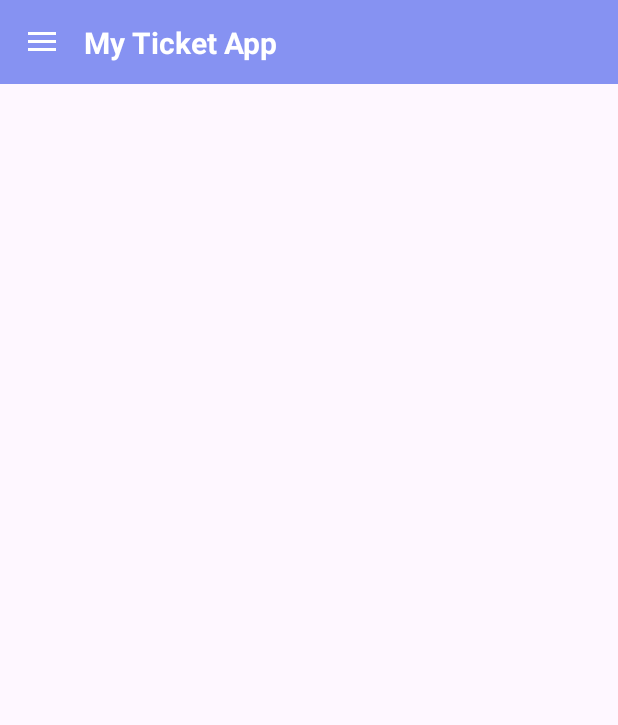
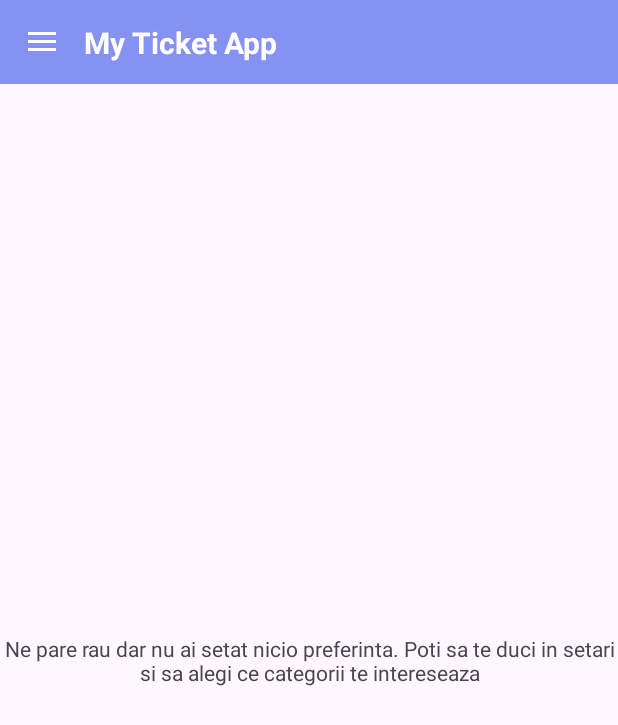
Before and after one commit to miharotaru/MyTicketApp, an Android app: the screen it shows after launch once a user with an empty profile is signed in (DashboardActivity), in the side drawer, after a tap on "My Tickets", on a phone screen of 412 x 824 dp. Shown: the top 725 px of the screen. Run offline under Robolectric (Android 15) with nearby library versions, the phone set to English and light mode, and no system bars; our stand-ins replace Firebase (no records; nobody signed in at launch, a user with empty details on screens opened directly), navigation-ui.

Commit message:
iimplemented FavoriteTicketsFragment

```diff
--- a/MyApplication/app/src/main/java/com/example/myapplication/DashboardActivity.kt
+++ b/MyApplication/app/src/main/java/com/example/myapplication/DashboardActivity.kt
@@ -5,8 +5,10 @@ import android.content.Intent
 import androidx.appcompat.app.AppCompatActivity
 import android.os.Bundle
 import android.text.Layout
+import android.util.Log
 import android.view.LayoutInflater
 import android.view.MenuItem
+import android.view.View
 import android.widget.TextView
 import android.widget.Toast
 import androidx.appcompat.app.ActionBarDrawerToggle
@@ -16,20 +18,30 @@ import androidx.core.view.GravityCompat
 import androidx.drawerlayout.widget.DrawerLayout
 import androidx.fragment.app.Fragment
 import androidx.fragment.app.FragmentTransaction
+import com.example.myapplication.classes.Ticket
+import com.example.myapplication.classes.User
 import com.example.myapplication.fragments.CalendarFragment
+import com.example.myapplication.fragments.FavoriteTicketsFragment
 import com.example.myapplication.fragments.HomeFragment
 import com.example.myapplication.fragments.SettingFragment
 import com.google.android.material.navigation.NavigationView
 import com.google.firebase.Firebase
 import com.google.firebase.auth.FirebaseAuth
 import com.google.firebase.auth.auth
+import com.google.firebase.firestore.DocumentChange
+import com.google.firebase.firestore.EventListener
+import com.google.firebase.firestore.FirebaseFirestore
+import com.google.firebase.firestore.FirebaseFirestoreException
+import com.google.firebase.firestore.QuerySnapshot
 
 
 class DashboardActivity : AppCompatActivity() ,NavigationView.OnNavigationItemSelectedListener{
 
     private lateinit var drawerLayout: DrawerLayout
     private lateinit var auth: FirebaseAuth
+    private lateinit var database: FirebaseFirestore
     private lateinit var navigationView: NavigationView
+    private var userList: ArrayList<User>? = ArrayList()
     override fun onCreate(savedInstanceState: Bundle?) {
         super.onCreate(savedInstanceState)
         setContentView(R.layout.activity_dashboard)
@@ -55,33 +67,59 @@ class DashboardActivity : AppCompatActivity() ,NavigationView.OnNavigationItemSe
 
         navigationView.setNavigationItemSelectedListener(this)
 
-//        navigationView.menu.clear()
-//        // Inflarea layout-ului my_textview_layout.xml
-//        val inflater = LayoutInflater.from(this)
-//        val navHeader = inflater.inflate(R.layout.nav_header, null)
-//
-//
-//        val layout = navHeader.findViewById<Layout>(R.id.nav_view)
-//
-//        // Setarea TextView-ului ca conținut al activității curente
-//        val fullNameUser = navHeader.findViewById<TextView>(R.id.nav_header_profilname)
-//        val email = navHeader.findViewById<TextView>(R.id.nav_header_profilemail)
-//
-//        val sharedPreferences = getSharedPreferences("my_preferences", Context.MODE_PRIVATE)
-//
-//        email.setText(sharedPreferences.getString("email_user_key", "valoare_default"))
-//        //navigationView.removeHeaderView(navHeader)
-//        //navigationView.addHeaderView(navHeader)
+        getDataFirebase()
 
 
 
     }
 
+    private fun getDataFirebase() {
+        database = FirebaseFirestore.getInstance()
+        database.collection("user").addSnapshotListener(object : EventListener<QuerySnapshot> {
+
+            override fun onEvent(value: QuerySnapshot?, error: FirebaseFirestoreException?) {
+                if (error != null) {
+                    Log.e("Firestore error", error.message.toString())
+                    return
+                }
+                for (dc: DocumentChange in value?.documentChanges!!) {
+                    if (dc.type == DocumentChange.Type.ADDED) {
+                        userList?.add(dc.document.toObject(User::class.java))
+                    }
+                    Log.d("Firestore error", userList?.size.toString())
+                }
+
+                setNameAndEmailUser()
+            }
+
+        }
+
+        )
+    }
+
+    private fun setNameAndEmailUser() {
+      val headerView: View = navigationView.getHeaderView(0) // index 0 pentru primul header (dacă ai mai multe)
+        val emailTextView: TextView = headerView.findViewById(R.id.emailTextViewId) // înlocuiește cu id-ul real
+        val nameTextView: TextView = headerView.findViewById(R.id.nameTextViewId) // înlocuiește cu id-ul real
+
+        val sharedPreferences = getSharedPreferences("my_preferences", Context.MODE_PRIVATE)
+
+        // Setează textul pentru TextView-urile de email și nume
+        emailTextView.setText(sharedPreferences.getString("email_user_key", "valoare_default"))
+
+        for (user in userList!!) {
+            if (user.email == emailTextView.text) {
+                nameTextView.text ="${user.firstname} ${user.lastname}"
+            }
+        }
+
+    }
+
+
     private fun replaceFragment(fragment: Fragment) {
         val transaction: FragmentTransaction=supportFragmentManager.beginTransaction()
         transaction.replace(R.id.fragment_container_main_drawer2,fragment)
         transaction.commit()
-
     }
 
     override fun onNavigationItemSelected(item: MenuItem): Boolean {
@@ -90,7 +128,7 @@ class DashboardActivity : AppCompatActivity() ,NavigationView.OnNavigationItemSe
                 replaceFragment(HomeFragment())
             }
             R.id.nav_setting->replaceFragment(SettingFragment())
-            //R.id.nav_popular->replaceFragment()
+            R.id.nav_popular->replaceFragment(FavoriteTicketsFragment())
             R.id.nav_calendar->replaceFragment(CalendarFragment())
             R.id.nav_log_out->{
                 auth.signOut()
--- a/MyApplication/app/src/main/java/com/example/myapplication/classes/Ticket.kt
+++ b/MyApplication/app/src/main/java/com/example/myapplication/classes/Ticket.kt
@@ -15,4 +15,5 @@ data class Ticket (
     var priceCategoryTwo: Int=-1,
     var priceCategoryThree: Int=-1,
     var priceCategoryVIP: Int=-1,
+    var category: String="",
 )
--- /dev/null
+++ b/MyApplication/app/src/main/java/com/example/myapplication/fragments/FavoriteTicketsFragment.kt
@@ -0,0 +1,149 @@
+package com.example.myapplication.fragments
+
+import android.content.Context
+import android.os.Bundle
+import android.util.Log
+import androidx.fragment.app.Fragment
+import android.view.LayoutInflater
+import android.view.View
+import android.view.ViewGroup
+import androidx.recyclerview.widget.LinearLayoutManager
+import com.example.myapplication.R
+import com.example.myapplication.adapter.TicketAdapter
+import com.example.myapplication.classes.Ticket
+import com.example.myapplication.classes.User
+import com.example.myapplication.databinding.FragmentFavoriteTicketsBinding
+import com.example.myapplication.interfaces.OnClickListener
+import com.google.firebase.firestore.DocumentChange
+import com.google.firebase.firestore.EventListener
+import com.google.firebase.firestore.FirebaseFirestore
+import com.google.firebase.firestore.FirebaseFirestoreException
+import com.google.firebase.firestore.QuerySnapshot
+
+class FavoriteTicketsFragment : Fragment(), OnClickListener {
+
+
+    private lateinit var binding: FragmentFavoriteTicketsBinding
+    private lateinit var database: FirebaseFirestore
+    private var userList: ArrayList<User>? = ArrayList()
+    var ticketList: ArrayList<Ticket>? = ArrayList()
+    var userTicketList: ArrayList<Ticket>? = ArrayList()
+    var userPreferences: ArrayList<String>? = ArrayList()
+    var dummy: ArrayList<String>? = ArrayList()
+    private lateinit var adapter: TicketAdapter
+    override fun onCreateView(
+        inflater: LayoutInflater, container: ViewGroup?,
+        savedInstanceState: Bundle?
+    ): View {
+        // Inflate the layout for this fragment
+        binding = FragmentFavoriteTicketsBinding.inflate(inflater, container, false)
+        return binding.root
+    }
+
+    override fun onViewCreated(view: View, savedInstanceState: Bundle?) {
+        super.onViewCreated(view, savedInstanceState)
+        getTicketFirebase()
+
+    }
+
+    private fun getTicketFirebase() {
+        database = FirebaseFirestore.getInstance()
+        database.collection("tickets").addSnapshotListener(object : EventListener<QuerySnapshot> {
+
+            override fun onEvent(value: QuerySnapshot?, error: FirebaseFirestoreException?) {
+                if (error != null) {
+                    Log.e("Firestore error", error.message.toString())
+                    return
+                }
+                for (dc: DocumentChange in value?.documentChanges!!) {
+                    if (dc.type == DocumentChange.Type.ADDED) {
+                        ticketList?.add(dc.document.toObject(Ticket::class.java))
+                    }
+                    Log.d("Firestore error", ticketList?.size.toString())
+                }
+
+                getUserFirebase()
+            }
+        }
+        )
+    }
+
+
+    private fun getUserFirebase() {
+        database = FirebaseFirestore.getInstance()
+        database.collection("user").addSnapshotListener(object : EventListener<QuerySnapshot> {
+
+            override fun onEvent(value: QuerySnapshot?, error: FirebaseFirestoreException?) {
+                if (error != null) {
+                    Log.e("Firestore error", error.message.toString())
+                    return
+                }
+                for (dc: DocumentChange in value?.documentChanges!!) {
+                    if (dc.type == DocumentChange.Type.ADDED) {
+                        userList?.add(dc.document.toObject(User::class.java))
+                    }
+                    Log.d("Firestore error", userList?.size.toString())
+                }
+
+                setFavoriteTicketsToSee()
+
+            }
+
+        }
+
+        )
+    }
+
+    private fun setFavoriteTicketsToSee() {
+        val sharedPreferences =
+            requireActivity().getSharedPreferences("my_preferences", Context.MODE_PRIVATE)
+        val emailUser = sharedPreferences.getString("email_user_key", "valoare implicită")
+
+        for (user in userList!!) {
+            if (emailUser.equals(user.email)) {
+                userPreferences = user.preferences
+            }
+        }
+
+        for (ticket in ticketList.orEmpty()) {
+            if (ticket.category in userPreferences.orEmpty()) {
+                userTicketList?.add(ticket)
+
+            }
+        }
+
+        //userTicketList=null
+        if(userTicketList.isNullOrEmpty()){
+            binding.tvFrontTextFavorite.visibility = View.VISIBLE
+        }else{
+            initializareAdapterFavorite()
+        }
+    }
+
+    private fun initializareAdapterFavorite() {
+
+        binding.recycleviewTicketItemFragmentFavorite.layoutManager =
+            LinearLayoutManager(requireContext())
+        adapter = TicketAdapter(userTicketList as ArrayList<Ticket>, this)
+        binding.recycleviewTicketItemFragmentFavorite.adapter = adapter
+
+    }
+
+    override fun onClickListenerDetails(ticketPos: Int) {
+        val detailsFragment = DetailsTicketFragment()
+        val bundle = Bundle()
+        Log.d("ticketmeu", ticketList?.get(ticketPos).toString())
+        bundle.putInt("ticketItem", ticketPos)
+        detailsFragment.arguments = bundle
+
+        val transaction = requireActivity().supportFragmentManager.beginTransaction()
+        transaction.replace(R.id.fragment_container_main_drawer2, detailsFragment)
+        transaction.addToBackStack(null)
+
+        transaction.commit()
+        //poate pot sa rezolv bug-ul cu aceasta metoda
+        //requireActivity().supportFragmentManager.popBackStack()
+    }
+
+
+}
--- a/MyApplication/app/src/main/res/layout/fragment_details_ticket.xml
+++ b/MyApplication/app/src/main/res/layout/fragment_details_ticket.xml
@@ -24,6 +24,8 @@
         android:padding="@dimen/margin"
         android:textSize="30dp"
         android:textStyle="bold"
+        android:foregroundGravity="center"
+        android:gravity="center"
         app:layout_constraintRight_toLeftOf="parent"
         app:layout_constraintRight_toRightOf="parent"
         app:layout_constraintTop_toBottomOf="@id/image_details_ticket"
--- /dev/null
+++ b/MyApplication/app/src/main/res/layout/fragment_favorite_tickets.xml
@@ -0,0 +1,33 @@
+<?xml version="1.0" encoding="utf-8"?>
+<androidx.constraintlayout.widget.ConstraintLayout xmlns:android="http://schemas.android.com/apk/res/android"
+    xmlns:tools="http://schemas.android.com/tools"
+    android:layout_width="match_parent"
+    android:layout_height="match_parent"
+    xmlns:app="http://schemas.android.com/apk/res-auto"
+    tools:context=".fragments.FavoriteTicketsFragment">
+
+
+    <TextView
+        android:id="@+id/tv_front_text_favorite"
+        android:layout_width="wrap_content"
+        android:layout_height="wrap_content"
+        app:layout_constraintTop_toTopOf="parent"
+        app:layout_constraintBottom_toBottomOf="parent"
+        app:layout_constraintLeft_toLeftOf="parent"
+        app:layout_constraintRight_toRightOf="parent"
+        android:visibility="invisible"
+        android:gravity="center"
+        android:maxLines="@integer/material_motion_duration_long_2"
+        android:text="Ne pare rau dar nu ai setat nicio preferinta. Poti sa te duci in setari si sa alegi ce categorii te intereseaza" />
+
+    <androidx.recyclerview.widget.RecyclerView
+        android:id="@+id/recycleview_ticket_item_fragment_favorite"
+        android:layout_width="match_parent"
+        android:layout_height="wrap_content"
+        app:layout_constraintTop_toTopOf="parent"
+        app:layout_constraintLeft_toLeftOf="parent">
+
+    </androidx.recyclerview.widget.RecyclerView>
+
+
+</androidx.constraintlayout.widget.ConstraintLayout>
--- a/MyApplication/app/src/main/res/menu/nav_menu.xml
+++ b/MyApplication/app/src/main/res/menu/nav_menu.xml
@@ -24,13 +24,15 @@
       android:title="">
       <menu>
           <item
+              android:id="@+id/nav_setting"
+              android:icon="@drawable/baseline_settings_24"
+              android:title="Setting"/>
+
+          <item
               android:id="@+id/nav_log_out"
               android:icon="@drawable/baseline_logout_24"
               android:title="Logout"/>
-          <item
-              android:id="@+id/nav_setting"
-              android:icon="@drawable/baseline_settings_24"
-              android:title="Setting"/>
+
 
       </menu>
 
```
Also changed, not shown: MyApplication/app/src/main/java/com/example/myapplication/fragments/LogInFragment.kt (+7 -8 lines), MyApplication/app/src/main/res/layout/nav_header.xml (+9 -5 lines), MyApplication/app/src/main/res/drawable/freelancer.png (added).
